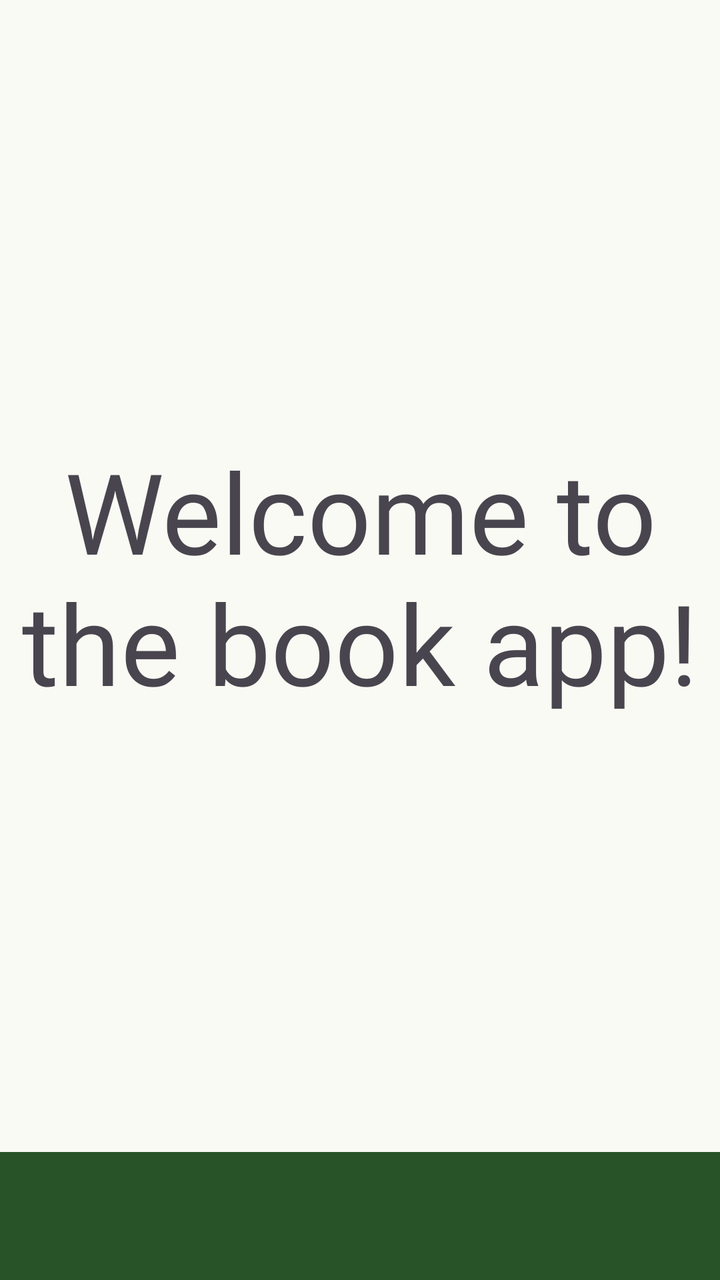
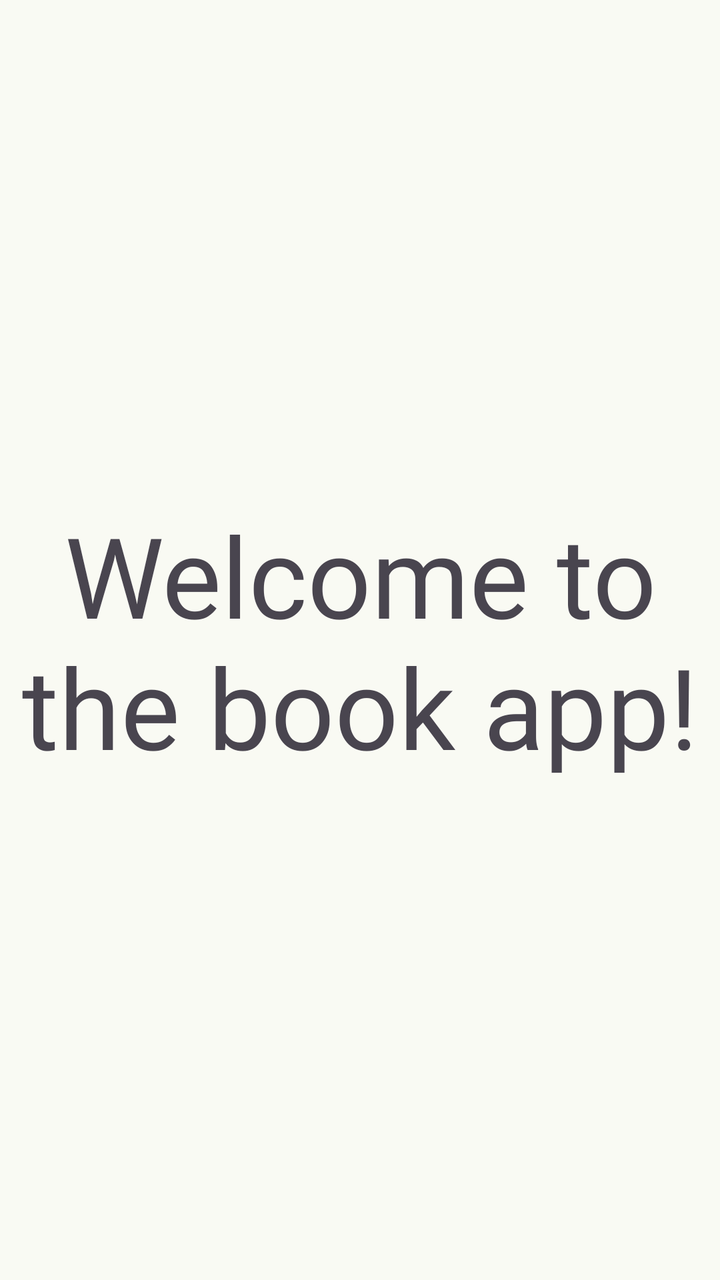

Screens rendered from an Android XML layout before and after an edit, with the pre-edit source and the edit as a unified diff.
<!-- AndroidManifest.xml: application theme AppTheme -->
<!-- res/layout/fragment_welcome.xml -->
<?xml version="1.0" encoding="utf-8"?>
<androidx.constraintlayout.widget.ConstraintLayout xmlns:android="http://schemas.android.com/apk/res/android"
    xmlns:app="http://schemas.android.com/apk/res-auto"
    xmlns:tools="http://schemas.android.com/tools"
    android:layout_width="match_parent"
    android:layout_height="match_parent"
    tools:context=".WelcomeFragment">

    <TextView
        android:id="@+id/textView2"
        android:layout_width="wrap_content"
        android:layout_height="wrap_content"
        android:gravity="center_horizontal"
        android:text="Welcome to the book app!"
        android:textAppearance="@style/TextAppearance.AppCompat.Display3"
        android:fontFamily="@font/adamina_regular"
        app:layout_constraintBottom_toTopOf="@+id/linearLayout"
        app:layout_constraintEnd_toEndOf="parent"
        app:layout_constraintStart_toStartOf="parent"
        app:layout_constraintTop_toTopOf="parent" />

    <LinearLayout
        android:id="@+id/linearLayout"
        android:layout_width="match_parent"
        android:layout_height="?attr/actionBarSize"
        android:background="@color/md_theme_primaryContainer_highContrast"
        android:gravity="center_vertical"
        android:orientation="horizontal"
        android:padding="8dp"
        app:layout_constraintBottom_toBottomOf="parent"
        app:layout_constraintStart_toStartOf="parent">

    </LinearLayout>

</androidx.constraintlayout.widget.ConstraintLayout>
<!-- resources referenced by this layout -->
<resources>
  <color name="md_theme_primaryContainer_highContrast">#285227</color>
  <color name="md_theme_primary">#3D683A</color>
  <color name="md_theme_onPrimary">#FFFFFF</color>
  <color name="md_theme_primaryContainer">#B5E6AC</color>
  <color name="md_theme_onPrimaryContainer">#3D683A</color>
  <color name="md_theme_secondary">#51634D</color>
  <color name="md_theme_onSecondary">#FFFFFF</color>
  <color name="md_theme_secondaryContainer">#D1E6CA</color>
  <color name="md_theme_onSecondaryContainer">#556751</color>
  <color name="md_theme_tertiary">#006A69</color>
  <color name="md_theme_onTertiary">#FFFFFF</color>
  <color name="md_theme_tertiaryContainer">#96E7E5</color>
  <color name="md_theme_onTertiaryContainer">#006A69</color>
  <color name="md_theme_error">#BA1A1A</color>
  <color name="md_theme_onError">#FFFFFF</color>
  <color name="md_theme_errorContainer">#FFDAD6</color>
  <color name="md_theme_onErrorContainer">#93000A</color>
  <color name="md_theme_background">#F9FAF3</color>
  <color name="md_theme_onBackground">#1A1C18</color>
  <color name="md_theme_surface">#F9FAF3</color>
  <color name="md_theme_onSurface">#1A1C18</color>
  <color name="md_theme_surfaceVariant">#DEE5D8</color>
  <color name="md_theme_onSurfaceVariant">#42493F</color>
  <color name="md_theme_outline">#72796E</color>
  <color name="md_theme_outlineVariant">#C2C9BC</color>
  <color name="md_theme_inverseSurface">#2E312D</color>
  <color name="md_theme_inverseOnSurface">#F0F1EA</color>
  <color name="md_theme_inversePrimary">#A3D39A</color>
  <color name="md_theme_primaryFixed">#BEEFB5</color>
  <color name="md_theme_onPrimaryFixed">#002203</color>
  <color name="md_theme_primaryFixedDim">#A3D39A</color>
  <color name="md_theme_onPrimaryFixedVariant">#265024</color>
  <color name="md_theme_secondaryFixed">#D4E8CC</color>
  <color name="md_theme_onSecondaryFixed">#0F1F0E</color>
  <color name="md_theme_secondaryFixedDim">#B8CCB1</color>
  <color name="md_theme_onSecondaryFixedVariant">#3A4B37</color>
  <color name="md_theme_tertiaryFixed">#9FF1EF</color>
  <color name="md_theme_onTertiaryFixed">#00201F</color>
  <color name="md_theme_tertiaryFixedDim">#83D4D2</color>
  <color name="md_theme_onTertiaryFixedVariant">#00504F</color>
  <color name="md_theme_surfaceDim">#D9DBD4</color>
  <color name="md_theme_surfaceBright">#F9FAF3</color>
  <color name="md_theme_surfaceContainerLowest">#FFFFFF</color>
  <color name="md_theme_surfaceContainerLow">#F3F4ED</color>
  <color name="md_theme_surfaceContainer">#EDEEE8</color>
  <color name="md_theme_surfaceContainerHigh">#E8E9E2</color>
  <color name="md_theme_surfaceContainerHighest">#E2E3DC</color>
  <!-- unchanged entries left out for length: 1 -->
</resources>

<!-- the commit's change to res/layout/fragment_welcome.xml (unified diff, before → after) -->
@@ -10,26 +10,13 @@
         android:id="@+id/textView2"
         android:layout_width="wrap_content"
         android:layout_height="wrap_content"
+        android:fontFamily="@font/adamina_regular"
         android:gravity="center_horizontal"
         android:text="Welcome to the book app!"
         android:textAppearance="@style/TextAppearance.AppCompat.Display3"
-        android:fontFamily="@font/adamina_regular"
-        app:layout_constraintBottom_toTopOf="@+id/linearLayout"
+        app:layout_constraintBottom_toBottomOf="parent"
         app:layout_constraintEnd_toEndOf="parent"
         app:layout_constraintStart_toStartOf="parent"
         app:layout_constraintTop_toTopOf="parent" />
 
-    <LinearLayout
-        android:id="@+id/linearLayout"
-        android:layout_width="match_parent"
-        android:layout_height="?attr/actionBarSize"
-        android:background="@color/md_theme_primaryContainer_highContrast"
-        android:gravity="center_vertical"
-        android:orientation="horizontal"
-        android:padding="8dp"
-        app:layout_constraintBottom_toBottomOf="parent"
-        app:layout_constraintStart_toStartOf="parent">
-
-    </LinearLayout>
-
 </androidx.constraintlayout.widget.ConstraintLayout>
<!-- resource entries referenced after the edit -->
@@ -1,6 +1,5 @@
 <!-- resources referenced by this layout -->
 <resources>
-  <color name="md_theme_primaryContainer_highContrast">#285227</color>
   <color name="md_theme_primary">#3D683A</color>
   <color name="md_theme_onPrimary">#FFFFFF</color>
   <color name="md_theme_primaryContainer">#B5E6AC</color>
